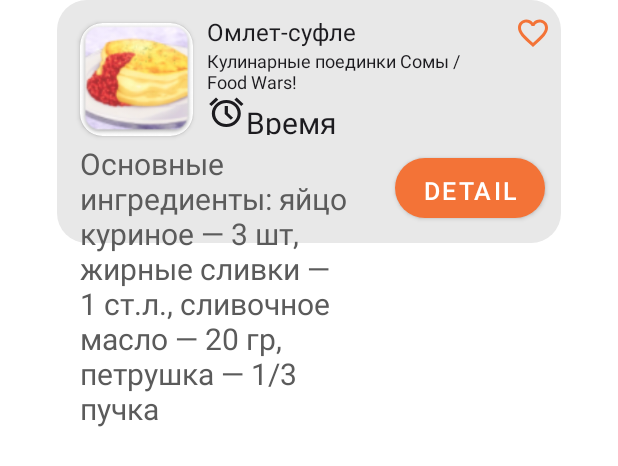
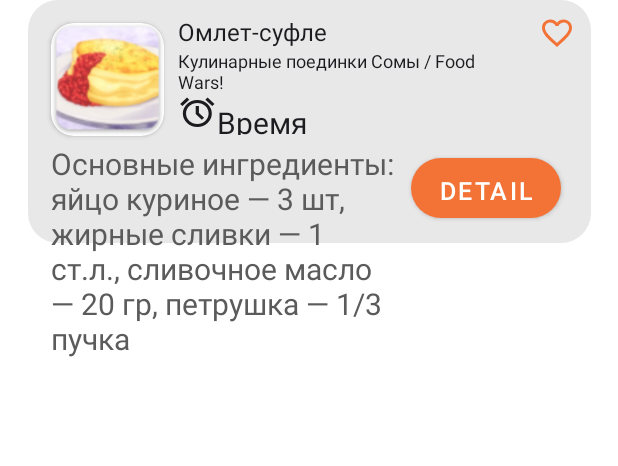
Before and after one commit to Dan1l0s/mdev_course_work, an Android app: the layout view_recipe.xml on its own in the app's theme, with its tools: preview values and no code run, on a phone screen of 412 x 824 dp. Shown: the top 466 px of the screen. Run offline under Robolectric (Android 15) with nearby library versions, the phone set to English and light mode, and no system bars; Roboto replaces fonts that are not available here.

Commit message:
Implemented image retrieving from firebase storage

```diff
--- a/app/src/main/java/ru/dan1l0s/project/LoadingActivity.java
+++ b/app/src/main/java/ru/dan1l0s/project/LoadingActivity.java
@@ -36,10 +36,7 @@ public class LoadingActivity extends AppCompatActivity {
             .getInstance(Constants.DATABASE_LINK)
             .getReference(Constants.RECIPES_KEY);
     Intent intent = new Intent(LoadingActivity.this, MainActivity.class);
-//    getFromDB();
-//    Log.w("APP", String.valueOf(list));
-//    Log.w("APP", String.valueOf((Serializable)list));
-//    intent.putExtra("list", (Serializable) list);
+    getFromDB();
     new Handler().postDelayed(new Runnable() {
       @Override
       public void run() {
--- a/app/src/main/res/layout/view_recipe.xml
+++ b/app/src/main/res/layout/view_recipe.xml
@@ -18,14 +18,14 @@
 
         <View
             android:id="@+id/card"
-            android:layout_width="336dp"
+            android:layout_width="375dp"
             android:layout_height="162dp"
             android:layout_marginTop="0dp"
             android:background="@drawable/card_shape" />
 
         <TextView
             android:id="@+id/recipe_ingredients"
-            android:layout_width="200dp"
+            android:layout_width="230dp"
             android:layout_height="wrap_content"
             android:layout_marginStart="15dp"
             android:layout_marginTop="95dp"
@@ -49,7 +49,7 @@
 
         <TextView
             android:id="@+id/recipe_title"
-            android:layout_width="190dp"
+            android:layout_width="225dp"
             android:layout_height="wrap_content"
             android:layout_marginStart="100dp"
             android:layout_marginTop="10dp"
@@ -68,7 +68,7 @@
 
         <TextView
             android:id="@+id/recipe_cooking_time"
-            android:layout_width="180dp"
+            android:layout_width="200dp"
             android:layout_height="22dp"
             android:layout_below="@+id/recipe_source"
             android:layout_marginTop="5dp"
@@ -92,7 +92,7 @@
 
         <TextView
             android:id="@+id/recipe_source"
-            android:layout_width="195dp"
+            android:layout_width="225dp"
             android:layout_height="wrap_content"
             android:layout_below="@id/recipe_title"
             android:layout_marginStart="100dp"
```
